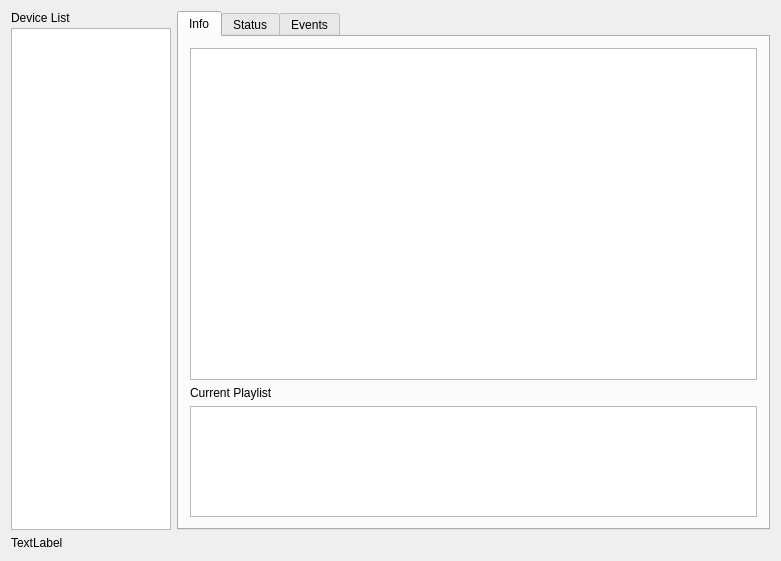
Old version of the form sqlexample.ui in the repository Sansi/SkyEye-Monitor.
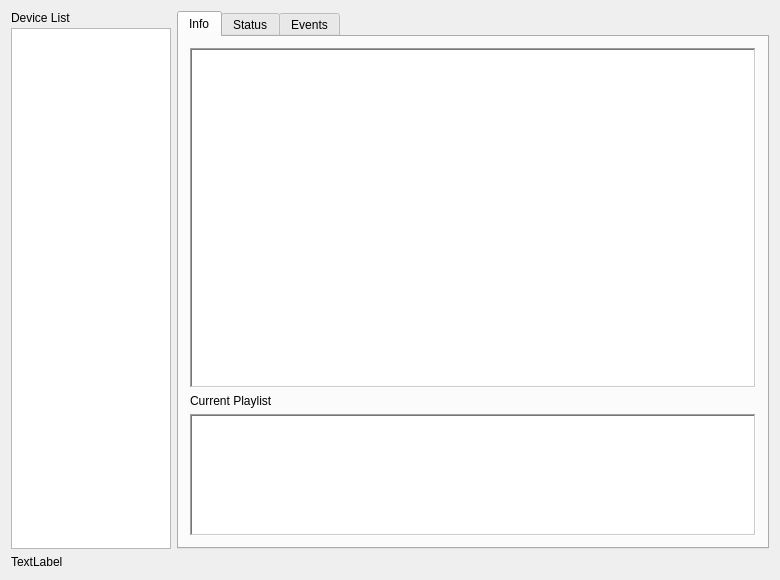
New version of the form.

Commit message: resize columns to contents

```diff
--- a/sqlexample.ui
+++ b/sqlexample.ui
@@ -6,8 +6,8 @@
    <rect>
     <x>0</x>
     <y>0</y>
-    <width>781</width>
-    <height>561</height>
+    <width>780</width>
+    <height>580</height>
    </rect>
   </property>
   <property name="windowTitle">
@@ -96,23 +96,35 @@
           <layout class="QHBoxLayout" name="horizontalLayout_3">
            <item>
             <layout class="QVBoxLayout" name="verticalLayout_3">
+             <property name="spacing">
+              <number>6</number>
+             </property>
              <item>
               <widget class="QTextBrowser" name="deviceInfo">
                <property name="sizePolicy">
-                <sizepolicy hsizetype="Preferred" vsizetype="Preferred">
+                <sizepolicy hsizetype="Preferred" vsizetype="Maximum">
                  <horstretch>0</horstretch>
-                 <verstretch>3</verstretch>
+                 <verstretch>7</verstretch>
                 </sizepolicy>
                </property>
+               <property name="minimumSize">
+                <size>
+                 <width>0</width>
+                 <height>0</height>
+                </size>
+               </property>
                <property name="maximumSize">
                 <size>
                  <width>16777215</width>
-                 <height>16777215</height>
+                 <height>340</height>
                 </size>
                </property>
                <property name="autoFillBackground">
                 <bool>false</bool>
                </property>
+               <property name="frameShape">
+                <enum>QFrame::WinPanel</enum>
+               </property>
                <property name="frameShadow">
                 <enum>QFrame::Sunken</enum>
                </property>
@@ -142,14 +154,14 @@
                <property name="sizePolicy">
                 <sizepolicy hsizetype="Preferred" vsizetype="Preferred">
                  <horstretch>0</horstretch>
-                 <verstretch>1</verstretch>
+                 <verstretch>2</verstretch>
                 </sizepolicy>
                </property>
                <property name="autoFillBackground">
                 <bool>false</bool>
                </property>
                <property name="frameShape">
-                <enum>QFrame::StyledPanel</enum>
+                <enum>QFrame::WinPanel</enum>
                </property>
                <property name="frameShadow">
                 <enum>QFrame::Sunken</enum>
```
The commit also changes 1 other file.
